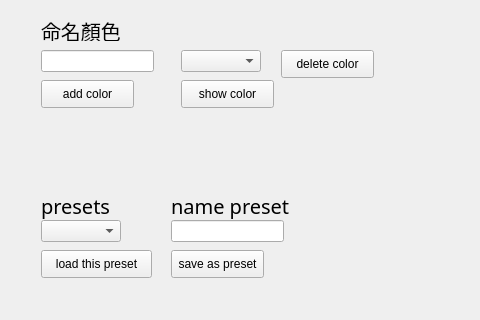
This is newtype/UI.ui in ck7-32/WEGO_lightdance as Qt 5 draws it before an edit; both pictures show x 949 to 1429 and y 0 to 320 of the 1429 by 807 pixel window. The edited form follows.
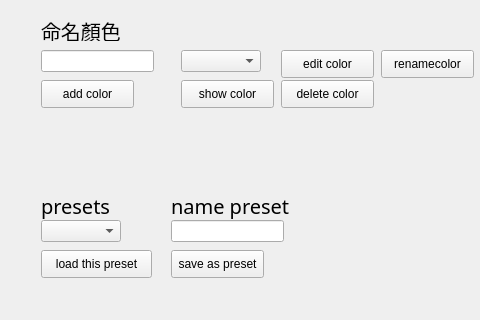
This is the edited form.

Patch:
```diff
--- a/newtype/UI.ui
+++ b/newtype/UI.ui
@@ -490,7 +490,7 @@
     <property name="geometry">
      <rect>
       <x>1230</x>
-      <y>50</y>
+      <y>80</y>
       <width>93</width>
       <height>28</height>
      </rect>
@@ -515,8 +515,8 @@
    <widget class="QWidget" name="widget" native="true">
     <property name="geometry">
      <rect>
-      <x>1230</x>
-      <y>90</y>
+      <x>1130</x>
+      <y>120</y>
       <width>81</width>
       <height>31</height>
      </rect>
@@ -867,6 +867,32 @@
      <string>當前時間設為當前偵結束時間</string>
     </property>
    </widget>
+   <widget class="QPushButton" name="editcolor">
+    <property name="geometry">
+     <rect>
+      <x>1230</x>
+      <y>50</y>
+      <width>93</width>
+      <height>28</height>
+     </rect>
+    </property>
+    <property name="text">
+     <string>edit color</string>
+    </property>
+   </widget>
+   <widget class="QPushButton" name="renamecolor">
+    <property name="geometry">
+     <rect>
+      <x>1330</x>
+      <y>50</y>
+      <width>93</width>
+      <height>28</height>
+     </rect>
+    </property>
+    <property name="text">
+     <string>renamecolor</string>
+    </property>
+   </widget>
   </widget>
   <widget class="QMenuBar" name="menubar">
    <property name="geometry">
```
Left out of the diff: 6 changed lines with no effect on the pictures.
